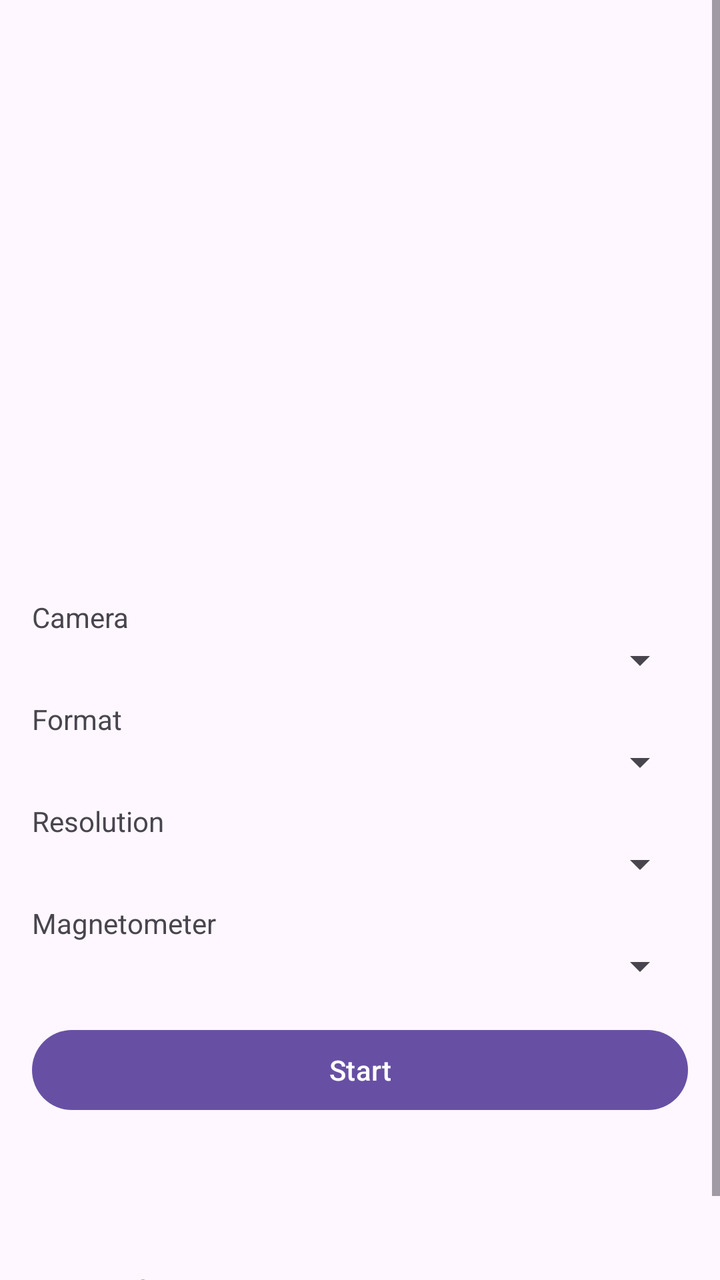
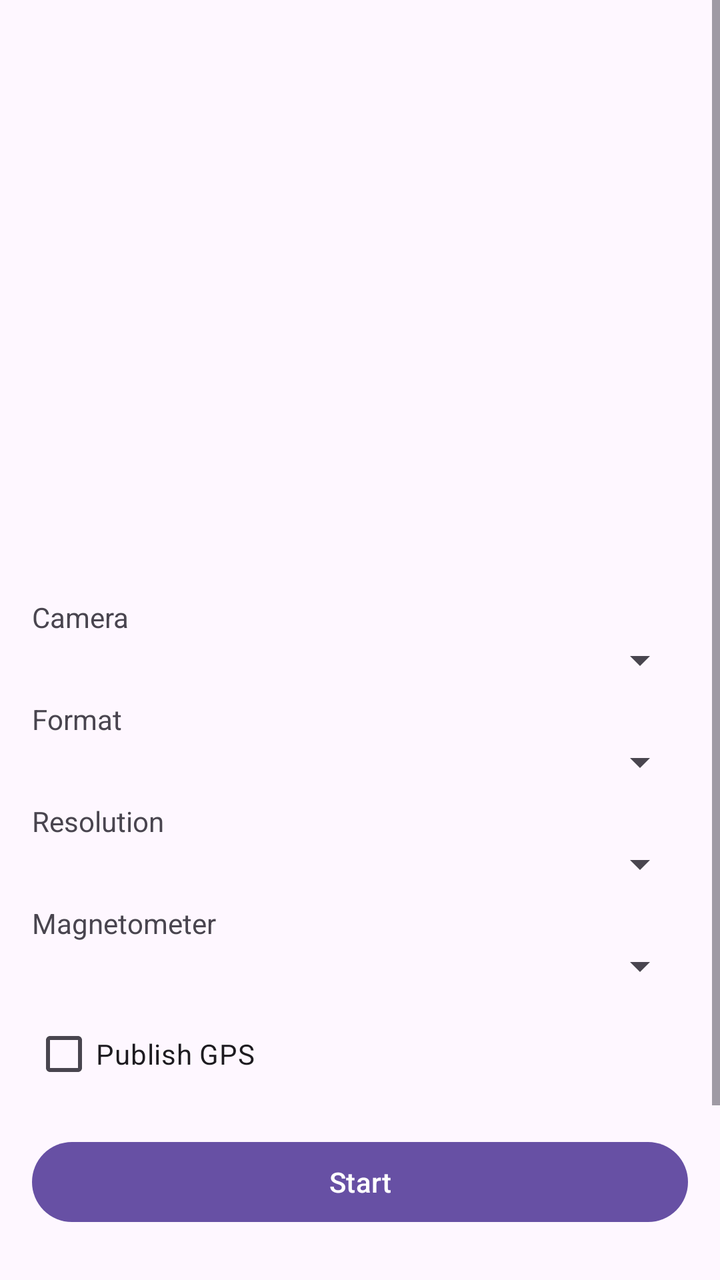

Before-and-after screenshots of an Android layout around one commit, followed by the original layout XML and the change that was made.
<!-- AndroidManifest.xml: application theme Theme.Grabbure -->
<!-- res/layout/activity_camera.xml -->
<?xml version="1.0" encoding="utf-8"?>
<ScrollView xmlns:android="http://schemas.android.com/apk/res/android"
    android:layout_width="match_parent"
    android:layout_height="match_parent">

    <LinearLayout
        android:layout_width="match_parent"
        android:layout_height="wrap_content"
        android:orientation="vertical"
        android:padding="16dp">

        <TextureView
            android:id="@+id/preview"
            android:layout_width="match_parent"
            android:layout_height="240dp"
            android:layout_gravity="center_horizontal" />

        <TextView
            android:id="@+id/master"
            android:layout_width="match_parent"
            android:layout_height="wrap_content"
            android:paddingTop="12dp"
            android:textAppearance="?attr/textAppearanceBodyMedium" />

        <TextView
            android:layout_width="match_parent"
            android:layout_height="wrap_content"
            android:paddingTop="12dp"
            android:text="@string/camera_label" />

        <Spinner
            android:id="@+id/camera"
            android:layout_width="match_parent"
            android:layout_height="wrap_content" />

        <TextView
            android:layout_width="match_parent"
            android:layout_height="wrap_content"
            android:paddingTop="8dp"
            android:text="@string/format_label" />

        <Spinner
            android:id="@+id/format"
            android:layout_width="match_parent"
            android:layout_height="wrap_content" />

        <TextView
            android:layout_width="match_parent"
            android:layout_height="wrap_content"
            android:paddingTop="8dp"
            android:text="@string/resolution_label" />

        <Spinner
            android:id="@+id/resolution"
            android:layout_width="match_parent"
            android:layout_height="wrap_content" />

        <TextView
            android:layout_width="match_parent"
            android:layout_height="wrap_content"
            android:paddingTop="8dp"
            android:text="@string/mag_rate_label" />

        <Spinner
            android:id="@+id/magRate"
            android:layout_width="match_parent"
            android:layout_height="wrap_content" />

        <Button
            android:id="@+id/start"
            android:layout_width="match_parent"
            android:layout_height="wrap_content"
            android:layout_marginTop="16dp"
            android:text="@string/start" />

        <TextView
            android:id="@+id/status"
            android:layout_width="match_parent"
            android:layout_height="wrap_content"
            android:paddingTop="12dp"
            android:textAppearance="?attr/textAppearanceBodyMedium" />

        <TextView
            android:id="@+id/rates"
            android:layout_width="match_parent"
            android:layout_height="wrap_content"
            android:paddingTop="12dp"
            android:textSize="14sp"
            android:typeface="monospace" />

        <Button
            android:id="@+id/details"
            style="?android:attr/buttonBarButtonStyle"
            android:layout_width="wrap_content"
            android:layout_height="wrap_content"
            android:text="@string/details" />

        <TextView
            android:id="@+id/topics"
            android:layout_width="match_parent"
            android:layout_height="wrap_content"
            android:textSize="14sp"
            android:typeface="monospace"
            android:visibility="gone" />
    </LinearLayout>
</ScrollView>
<!-- resources referenced by this layout -->
<resources>
  <string name="camera_label">Camera</string>
  <string name="details">Details</string>
  <string name="format_label">Format</string>
  <string name="mag_rate_label">Magnetometer</string>
  <string name="resolution_label">Resolution</string>
  <string name="start">Start</string>
  <style name="Theme.Grabbure" parent="Theme.Material3.DayNight.NoActionBar" />
</resources>

<!-- the commit's change to res/layout/activity_camera.xml (unified diff, before → after) -->
@@ -66,6 +66,13 @@
             android:layout_width="match_parent"
             android:layout_height="wrap_content" />
 
+        <CheckBox
+            android:id="@+id/publishGps"
+            android:layout_width="match_parent"
+            android:layout_height="wrap_content"
+            android:layout_marginTop="8dp"
+            android:text="@string/publish_gps" />
+
         <Button
             android:id="@+id/start"
             android:layout_width="match_parent"
<!-- resource entries referenced after the edit -->
@@ -4,6 +4,7 @@
   <string name="details">Details</string>
   <string name="format_label">Format</string>
   <string name="mag_rate_label">Magnetometer</string>
+  <string name="publish_gps">Publish GPS</string>
   <string name="resolution_label">Resolution</string>
   <string name="start">Start</string>
   <style name="Theme.Grabbure" parent="Theme.Material3.DayNight.NoActionBar" />
